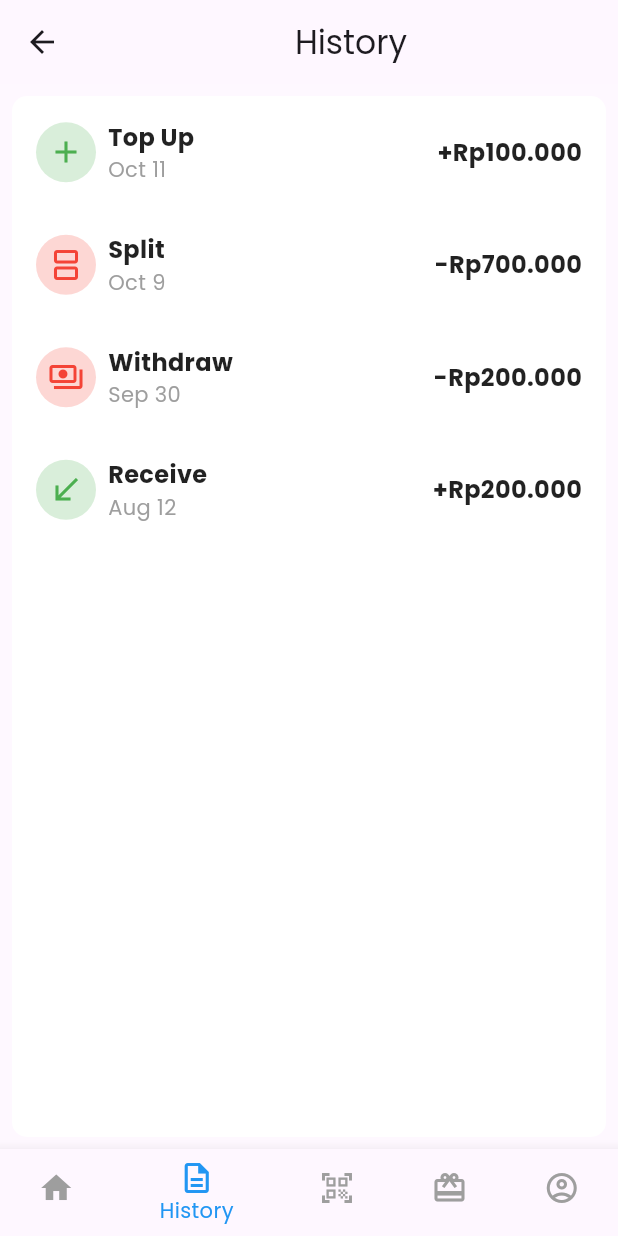
After one commit to BakaAcil/1917051072-advanced-mobile, a Flutter app: the rootScreen screen opened directly, item 2 of the bottom bar chosen, on a phone screen of 412 x 824 dp. The commit adds this screen. Run offline on Flutter 3.47's test engine with Material 2 defaults, Android fonts, the phone set to English and light mode, and no system bars; our stand-ins replace google_fonts, shared_preferences; accounts and stored records are empty.

Commit message:
bot nav and sp

```diff
--- a/lib/main.dart
+++ b/lib/main.dart
@@ -1,5 +1,6 @@
 import 'package:flutter/material.dart';
-import 'package:justduit/screen/home_screen.dart';
+import 'package:google_fonts/google_fonts.dart';
+import 'package:justduit/screen/signup_screen.dart';
 
 void main() {
   runApp(const MyApp());
@@ -31,9 +32,10 @@ class MyApp extends StatelessWidget {
         // tested with just a hot reload.
         colorScheme: ColorScheme.fromSeed(seedColor: Colors.deepPurple),
         useMaterial3: true,
+        textTheme: GoogleFonts.poppinsTextTheme(),
       ),
       debugShowCheckedModeBanner: false,
-      home: const HomeScreen(),
+      home: SignUpScreen(context),
     );
   }
 }
--- /dev/null
+++ b/lib/models/transaction_model.dart
@@ -0,0 +1,49 @@
+import 'package:flutter/material.dart';
+
+class TransactionModel {
+  String? TransactionCategory;
+  String? date;
+  int? amount;
+  String? symbol;
+  IconData? logo;
+
+  TransactionModel(
+      {this.TransactionCategory,
+      this.date,
+      this.amount,
+      this.symbol,
+      this.logo});
+
+  List<TransactionModel> getDummyData() {
+    return [
+      TransactionModel(
+        TransactionCategory: "Top Up",
+        date: "Oct 11",
+        amount: 100000,
+        symbol: "+",
+        logo: Icons.add,
+      ),
+      TransactionModel(
+        TransactionCategory: "Split",
+        date: "Oct 9",
+        amount: 700000,
+        symbol: "-",
+        logo: Icons.splitscreen,
+      ),
+      TransactionModel(
+        TransactionCategory: "Withdraw",
+        date: "Sep 30",
+        amount: 200000,
+        symbol: "-",
+        logo: Icons.payments_outlined,
+      ),
+      TransactionModel(
+        TransactionCategory: "Receive",
+        date: "Aug 12 ",
+        amount: 200000,
+        symbol: "+",
+        logo: Icons.call_received,
+      ),
+    ];
+  }
+}
--- /dev/null
+++ b/lib/screen/root_screen.dart
@@ -0,0 +1,55 @@
+import 'package:flutter/material.dart';
+import 'package:justduit/screen/home_screen.dart';
+import 'package:justduit/screen/profile_screen.dart';
+import 'package:justduit/screen/transaction_screen.dart';
+
+class rootScreen extends StatefulWidget {
+  const rootScreen({super.key});
+
+  @override
+  State<rootScreen> createState() => _rootScreenState();
+}
+
+class _rootScreenState extends State<rootScreen> {
+  int _currentIndex = 0;
+
+  List<Widget> pages = [
+    HomeScreen(),
+    TransactionScreen(),
+    Container(
+      color: Colors.red,
+    ),
+    Container(
+      color: Colors.green,
+    ),
+    ProfileScreen(),
+  ];
+
+  @override
+  Widget build(BuildContext context) {
+    return Scaffold(
+      bottomNavigationBar: BottomNavigationBar(
+        selectedItemColor: Colors.blue,
+        unselectedItemColor: Colors.grey,
+        items: [
+          BottomNavigationBarItem(icon: Icon(Icons.home), label: "Home"),
+          BottomNavigationBarItem(
+              icon: Icon(Icons.description_outlined), label: "History"),
+          BottomNavigationBarItem(
+              icon: Icon(Icons.qr_code_scanner_outlined), label: "QR Code"),
+          BottomNavigationBarItem(
+              icon: Icon(Icons.redeem_outlined), label: "Redeem"),
+          BottomNavigationBarItem(
+              icon: Icon(Icons.account_circle_outlined), label: "Profile"),
+        ],
+        currentIndex: _currentIndex,
+        onTap: (value) {
+          setState(() {
+            _currentIndex = value;
+          });
+        },
+      ),
+      body: pages[_currentIndex],
+    );
+  }
+}
--- /dev/null
+++ b/lib/screen/transaction_screen.dart
@@ -0,0 +1,108 @@
+import 'package:flutter/material.dart';
+import 'package:justduit/models/transaction_model.dart';
+import 'package:intl/intl.dart';
+
+class TransactionScreen extends StatefulWidget {
+  const TransactionScreen({super.key});
+
+  @override
+  State<TransactionScreen> createState() => _TransactionScreenState();
+}
+
+class _TransactionScreenState extends State<TransactionScreen> {
+  var data = TransactionModel().getDummyData();
+
+  @override
+  Widget build(BuildContext context) {
+    return Scaffold(
+        appBar: AppBar(
+          title: Center(
+            child: Text('History'),
+          ),
+        ),
+        body: SafeArea(
+            child: Container(
+          color: Colors.white10,
+          child: FutureBuilder(
+              future: Future.delayed(Duration(seconds: 1)),
+              builder: (context, snapshot) {
+                if (snapshot.connectionState == ConnectionState.done) {
+                  return RefreshIndicator(
+                    onRefresh: () {
+                      return Future.delayed(Duration(seconds: 2), () {
+                        setState(() {
+                          data = TransactionModel().getDummyData();
+                        });
+                      });
+                    },
+                    child: Padding(
+                      padding: const EdgeInsets.all(8.0),
+                      child: Container(
+                        decoration: BoxDecoration(
+                            borderRadius: BorderRadius.circular(10),
+                            color: Colors.white),
+                        child: ListView.builder(
+                            itemCount: data.length,
+                            itemBuilder: (context, index) {
+                              return Padding(
+                                padding: const EdgeInsets.all(16.0),
+                                child: Row(
+                                  children: [
+                                    CircleAvatar(
+                                      backgroundColor: data[index].symbol == "+"
+                                          ? Color.fromARGB(54, 76, 175, 79)
+                                          : Color.fromARGB(54, 244, 67, 54),
+                                      child: Icon(
+                                        data[index].logo,
+                                        color: data[index].symbol == "+"
+                                            ? Colors.green
+                                            : Colors.red,
+                                      ),
+                                    ),
+                                    SizedBox(
+                                      width: 8,
+                                    ),
+                                    Column(
+                                      crossAxisAlignment:
+                                          CrossAxisAlignment.start,
+                                      children: [
+                                        Text(
+                                          data[index].TransactionCategory!,
+                                          style: TextStyle(
+                                            fontSize: 16,
+                                            fontWeight: FontWeight.bold,
+                                          ),
+                                        ),
+                                        Text(
+                                          data[index].date!,
+                                          style: TextStyle(
+                                            color: Colors.grey,
+                                          ),
+                                        ),
+                                      ],
+                                    ),
+                                    Spacer(),
+                                    Text(
+                                      data[index].symbol! +
+                                          NumberFormat.simpleCurrency(
+                                                  locale: 'id-ID')
+                                              .format(data[index].amount),
+                                      style: TextStyle(
+                                        fontSize: 16,
+                                        fontWeight: FontWeight.bold,
+                                      ),
+                                    ),
+                                  ],
+                                ),
+                              );
+                            }),
+                      ),
+                    ),
+                  );
+                } else {
+                  return Center(child: CircularProgressIndicator());
+                }
+              }),
+        )));
+  }
+}
--- a/pubspec.yaml
+++ b/pubspec.yaml
@@ -36,6 +36,8 @@ dependencies:
   # Use with the CupertinoIcons class for iOS style icons.
   cupertino_icons: ^1.0.2
   google_fonts: ^6.0.0
+  shared_preferences: ^2.2.2
+  intl: ^0.18.1
 
 dev_dependencies:
   flutter_test:
```
Also changed, not shown: lib/screen/home_screen.dart (+27 -2 lines), lib/screen/profile_screen.dart (added, +38 -0 lines), lib/screen/signup_screen.dart (+50 -12 lines), pubspec.lock, 1 other file.
